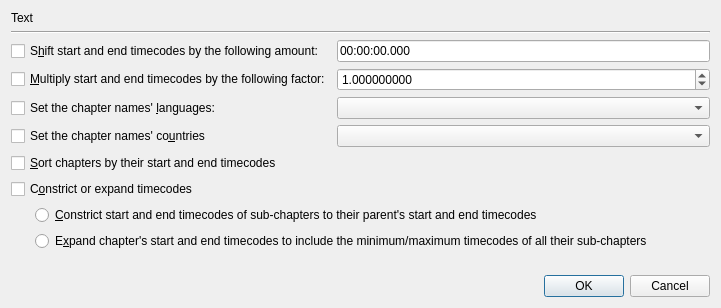
Above: src/mkvtoolnix-gui/forms/chapter_editor/mass_modification_dialog.ui from jpsdr/MKVToolnix-Windows-7 before the change. Below: the same form after it.
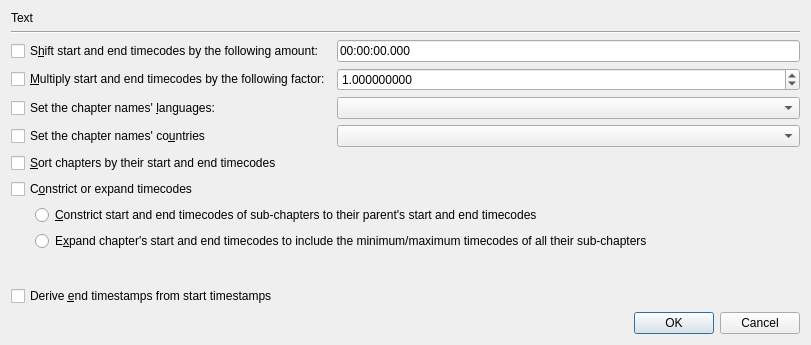
That is the form after the change. Custom widgets are drawn as their Qt base class.

Commit message:
GUI: chapters: add "calculate & set end timestamps" functionality
The function is available from the "additional modifications" dialog.

For most entries the smallest start timestamp of all chapters on the
same level higher than the current chapter's start timestamp will be
used as its end timestamp.  If there is no such chapter, the parent
chapter's end timestamp will be used instead.

If the chapters were loaded from a Matroska file, the end timestamp
for very last chapter on the top-most level will be derived from the
file's duration.

Implements #1887.

What changed in the file:
```diff
--- a/src/mkvtoolnix-gui/forms/chapter_editor/mass_modification_dialog.ui
+++ b/src/mkvtoolnix-gui/forms/chapter_editor/mass_modification_dialog.ui
@@ -6,8 +6,8 @@
    <rect>
     <x>0</x>
     <y>0</y>
-    <width>721</width>
-    <height>308</height>
+    <width>811</width>
+    <height>345</height>
    </rect>
   </property>
   <property name="sizePolicy">
@@ -163,6 +163,13 @@
      </property>
     </spacer>
    </item>
+   <item>
+    <widget class="QCheckBox" name="cbSetEndTimestamps">
+     <property name="text">
+      <string>Derive &amp;end timestamps from start timestamps</string>
+     </property>
+    </widget>
+   </item>
    <item>
     <widget class="QDialogButtonBox" name="buttonBox">
      <property name="orientation">
```
The commit also changes 6 other files.
